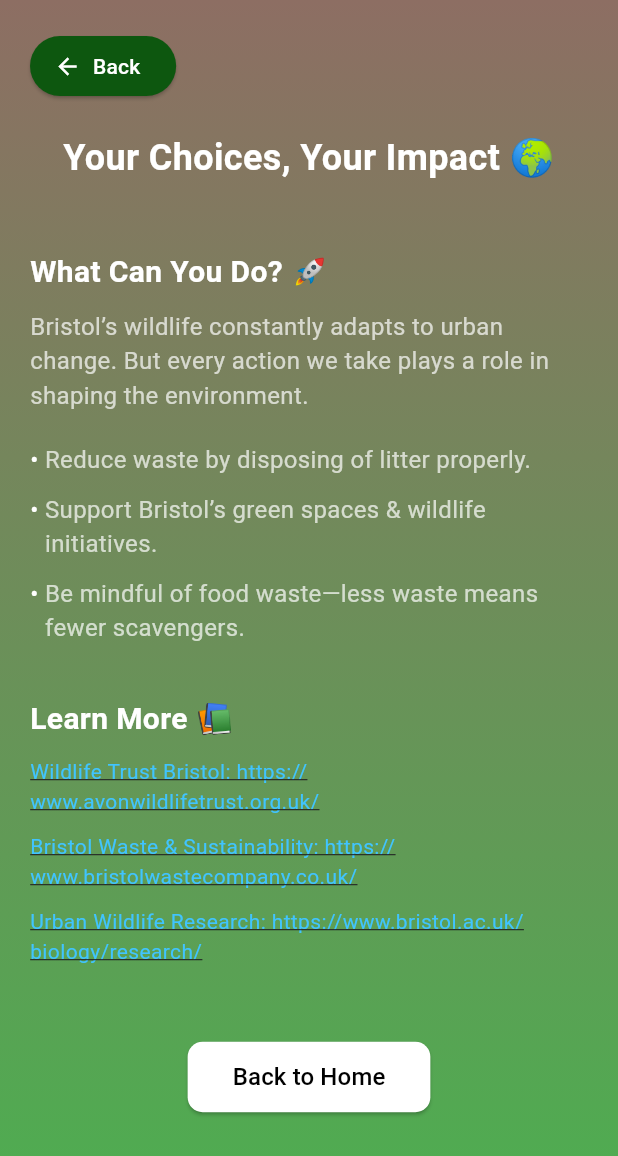
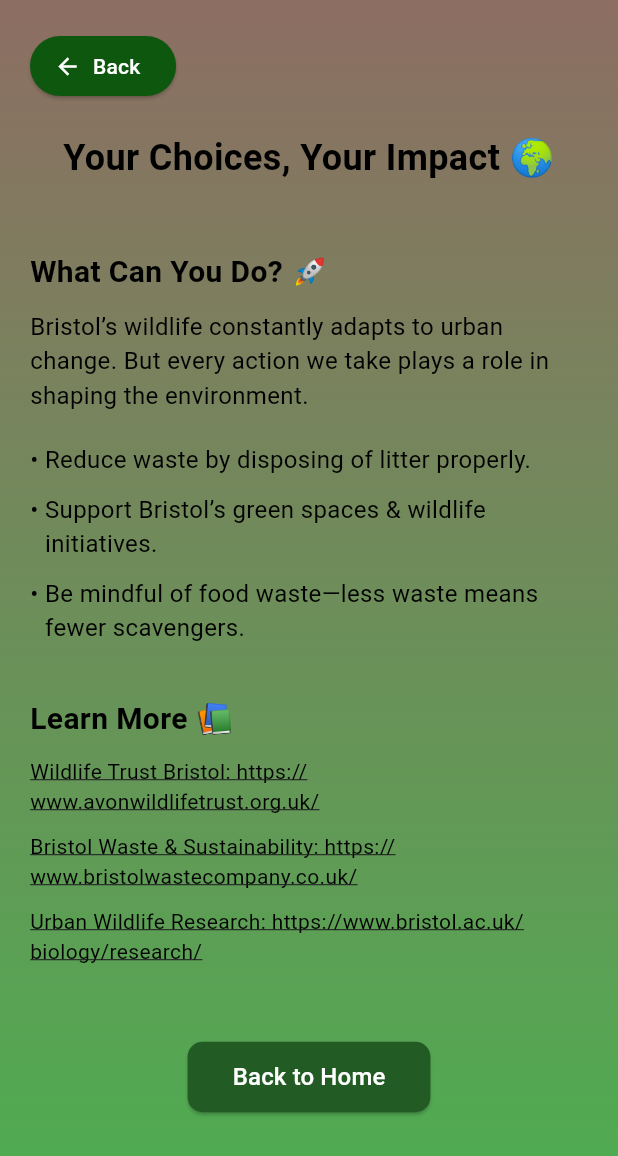
Before and after one commit to jamesbUOB/Brishack, a Flutter app: the ReflectionsPage screen opened directly, on a phone screen of 412 x 824 dp. Shown: the top 1156 px of the screen. Run offline on Flutter 3.47's test engine with Material 3 defaults, Android fonts, the phone set to English and light mode, and no system bars; our stand-ins replace animated_text_kit, socket_io_client.

Commit message:
hyperlinks working

```diff
--- a/app/lib/screens/reflection.dart
+++ b/app/lib/screens/reflection.dart
@@ -1,5 +1,8 @@
 import 'package:app/screens/home.dart';
 import 'package:flutter/material.dart';
+import 'package:url_launcher/url_launcher.dart';
+
+
 
 class ReflectionsPage extends StatelessWidget {
   const ReflectionsPage({super.key});
@@ -48,7 +51,7 @@ class ReflectionsPage extends StatelessWidget {
                   style: TextStyle(
                     fontSize: 24,
                     fontWeight: FontWeight.bold,
-                    color: Colors.white,
+                    color: Colors.black,
                   ),
                   textAlign: TextAlign.center,
                 ),
@@ -59,12 +62,12 @@ class ReflectionsPage extends StatelessWidget {
               // **Final Thoughts & Real-World Impact**
               const Text(
                 "What Can You Do? 🚀",
-                style: TextStyle(fontSize: 20, fontWeight: FontWeight.bold, color: Colors.white),
+                style: TextStyle(fontSize: 20, fontWeight: FontWeight.bold, color: Colors.black),
               ),
               const SizedBox(height: 10),
               const Text(
                 "Bristol’s wildlife constantly adapts to urban change. But every action we take plays a role in shaping the environment.",
-                style: TextStyle(fontSize: 16, color: Colors.white70),
+                style: TextStyle(fontSize: 16, color: Colors.black),
                 textAlign: TextAlign.start,
               ),
               const SizedBox(height: 15),
@@ -79,7 +82,7 @@ class ReflectionsPage extends StatelessWidget {
               // **Further Resources**
               const Text(
                 "Learn More 📚",
-                style: TextStyle(fontSize: 20, fontWeight: FontWeight.bold, color: Colors.white),
+                style: TextStyle(fontSize: 20, fontWeight: FontWeight.bold, color: Colors.black),
               ),
               const SizedBox(height: 10),
               _resourceLink("Wildlife Trust Bristol", "https://www.avonwildlifetrust.org.uk/"),
@@ -92,7 +95,7 @@ class ReflectionsPage extends StatelessWidget {
               Center(
                 child: ElevatedButton(
                   style: ElevatedButton.styleFrom(
-                    backgroundColor: Colors.white,
+                    backgroundColor: const Color.fromARGB(255, 34, 92, 36),
                     padding: const EdgeInsets.symmetric(horizontal: 30, vertical: 12),
                     shape: RoundedRectangleBorder(
                       borderRadius: BorderRadius.circular(10),
@@ -108,7 +111,7 @@ class ReflectionsPage extends StatelessWidget {
                   },
                   child: const Text(
                     "Back to Home",
-                    style: TextStyle(fontSize: 16, color: Colors.black),
+                    style: TextStyle(fontSize: 16, color: Colors.white),
                   ),
                 ),
               ),
@@ -127,11 +130,11 @@ class ReflectionsPage extends StatelessWidget {
       child: Row(
         crossAxisAlignment: CrossAxisAlignment.start,
         children: [
-          const Text("• ", style: TextStyle(color: Colors.white, fontSize: 16)),
+          const Text("• ", style: TextStyle(color: Colors.black, fontSize: 16)),
           Expanded(
             child: Text(
               text,
-              style: const TextStyle(fontSize: 16, color: Colors.white70),
+              style: const TextStyle(fontSize: 16, color: Colors.black),
             ),
           ),
         ],
@@ -143,10 +146,14 @@ class ReflectionsPage extends StatelessWidget {
   static Widget _resourceLink(String title, String url) {
     return Padding(
       padding: const EdgeInsets.only(bottom: 10),
-      child: Text(
-        "$title: $url",
-        style: const TextStyle(fontSize: 14, color: Colors.lightBlueAccent, decoration: TextDecoration.underline),
+      child: InkWell(
+        child: Text("$title: $url",
+        style: const TextStyle(fontSize: 14, color: Colors.black, decoration: TextDecoration.underline),
       ),
-    );
+      onTap: () async{
+          final Uri uri = Uri.parse(url);
+          launchUrl(uri);
+      }
+    ));
   }
 }
--- a/app/pubspec.yaml
+++ b/app/pubspec.yaml
@@ -33,6 +33,7 @@ dependencies:
   flutter_animate: ^4.1.1+1
   socket_io_client: ^2.0.0
   animated_text_kit: ^4.2.2
+  url_launcher: ^6.0.6
 
 
   # The following adds the Cupertino Icons font to your application.
```
Also changed, not shown: app/lib/screens/socket_service.dart (deleted, +0 -32 lines), app/pubspec.lock, 5 other files.
